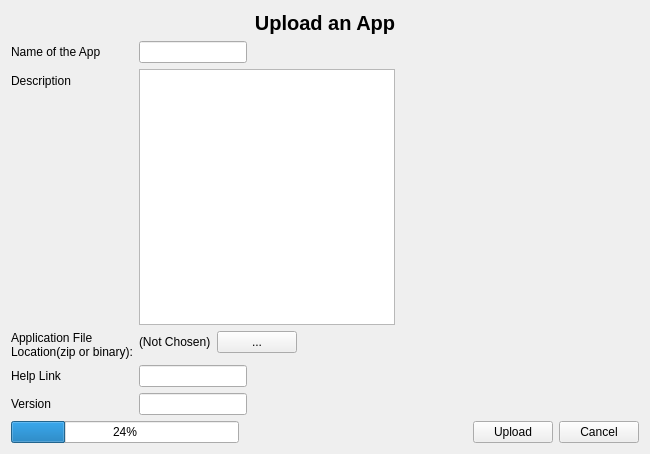
The window that ui/uploadappdialog.ui (creativepsyco/panex-client) describes before a commit, drawn with Qt 5.
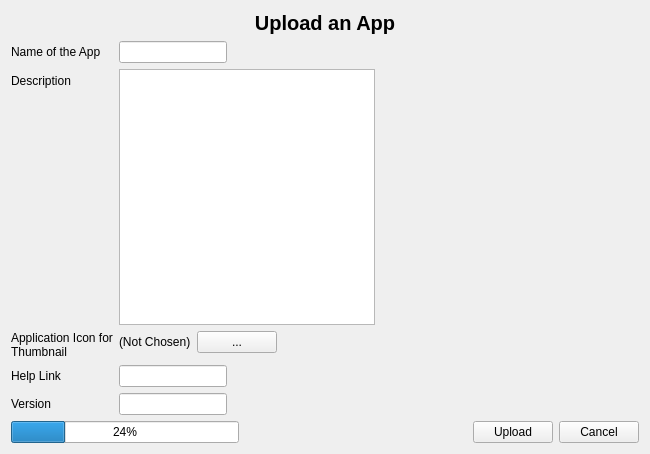
The same window after the commit.

Commit message: set the thumbnail text right

What changed in the file:
```diff
--- a/ui/uploadappdialog.ui
+++ b/ui/uploadappdialog.ui
@@ -61,7 +61,7 @@
        <item row="2" column="0">
         <widget class="QLabel" name="label_4">
          <property name="text">
-          <string>Application File Location(zip or binary):</string>
+          <string>Application Icon for Thumbnail</string>
          </property>
          <property name="wordWrap">
           <bool>true</bool>
```
